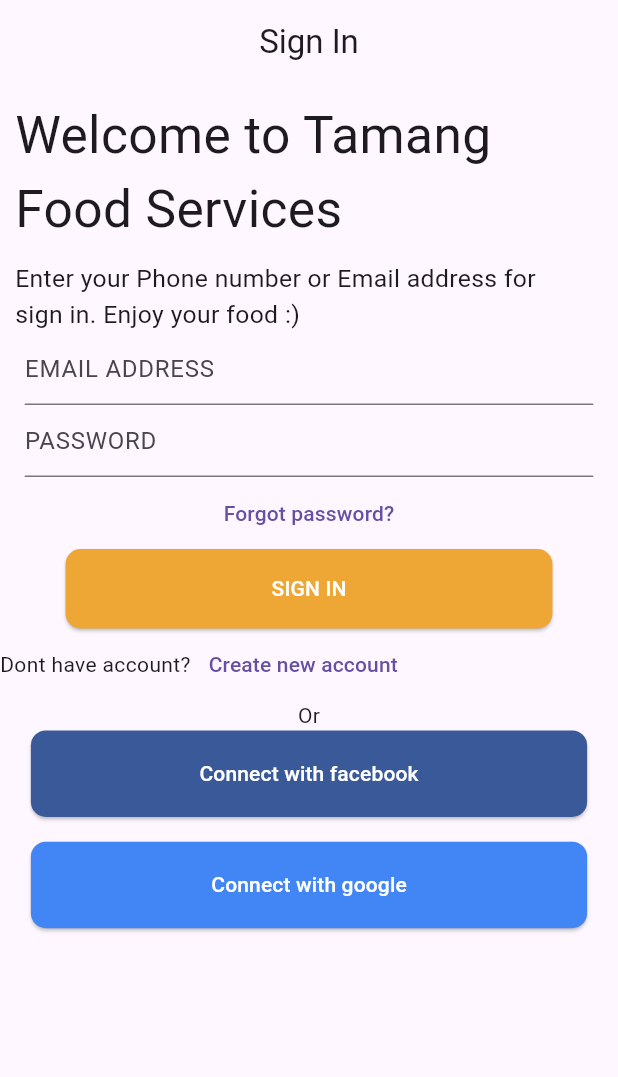
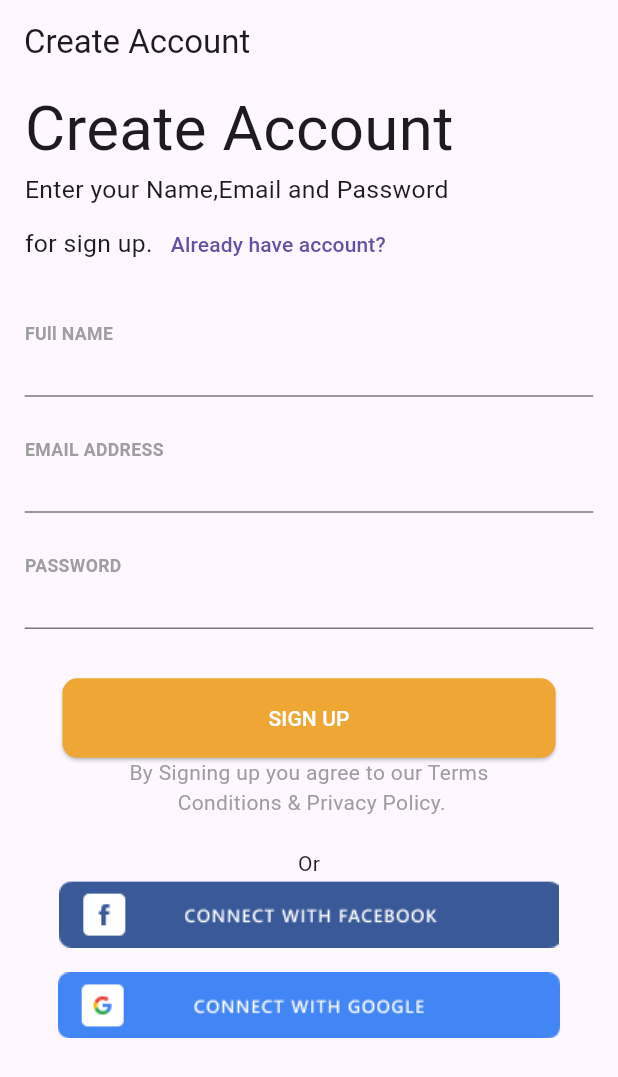
Before and after one commit to happy-initcoder/restaurantApp, a Flutter app: the screen it shows after launch, on a phone screen of 412 x 824 dp. Shown: the top 1077 px of the screen. Run offline on Flutter 3.47's test engine with Material 2 defaults, Android fonts, the phone set to English and light mode, and no system bars; our stand-ins replace flutter_signin_button, google_fonts.

Commit message:
create account

```diff
--- a/lib/main.dart
+++ b/lib/main.dart
@@ -1,8 +1,10 @@
 import 'package:flutter/material.dart';
 import 'package:google_fonts/google_fonts.dart';
+import 'package:restaurantapp/screens/createAccount.dart';
 import 'package:restaurantapp/screens/forgetPassword.dart';
 import 'package:restaurantapp/screens/getStartedpage.dart';
 import 'package:restaurantapp/screens/loginScreen.dart';
+import 'package:restaurantapp/screens/phoneNumberScreen.dart';
 import 'package:restaurantapp/screens/resetMessage.dart';
 
 void main() {
@@ -22,7 +24,7 @@ class MyApp extends StatelessWidget {
         textTheme: TextTheme(),
         useMaterial3: true,
       ),
-      home: LoginScreen(),
+      home: CreateAccount(),
     );
   }
 }
--- /dev/null
+++ b/lib/screens/createAccount.dart
@@ -0,0 +1,127 @@
+import 'package:flutter/material.dart';
+
+class CreateAccount extends StatelessWidget {
+  const CreateAccount({super.key});
+
+  @override
+  Widget build(BuildContext context) {
+    var size = MediaQuery.of(context).size;
+    return Scaffold(
+      appBar: AppBar(
+        title: Text('Create Account'),
+      ),
+      body: Padding(
+        padding: EdgeInsets.only(left: size.width / 25, right: size.width / 25),
+        child: Column(
+          crossAxisAlignment: CrossAxisAlignment.start,
+          children: [
+            Text(
+              'Create Account',
+              style: TextStyle(fontSize: size.width / 10),
+            ),
+            Text(
+              'Enter your Name,Email and Password',
+              style: TextStyle(fontSize: size.width / 25),
+            ),
+            Row(
+              children: [
+                Text(
+                  'for sign up.',
+                  style: TextStyle(fontSize: size.width / 25),
+                ),
+                TextButton(
+                  onPressed: () {},
+                  child: Text('Already have account?'),
+                ),
+              ],
+            ),
+            SizedBox(
+              height: size.height / 30,
+            ),
+            Text(
+              'FUll NAME',
+              style: TextStyle(
+                  color: Colors.grey,
+                  fontSize: size.width / 35,
+                  fontWeight: FontWeight.bold),
+            ),
+            SizedBox(height: size.height / 25, child: TextField()),
+            SizedBox(
+              height: size.height / 30,
+            ),
+            Text(
+              'EMAIL ADDRESS',
+              style: TextStyle(
+                  color: Colors.grey,
+                  fontSize: size.width / 35,
+                  fontWeight: FontWeight.bold),
+            ),
+            SizedBox(height: size.height / 25, child: TextField()),
+            SizedBox(
+              height: size.height / 30,
+            ),
+            Text(
+              'PASSWORD',
+              style: TextStyle(
+                  color: Colors.grey,
+                  fontSize: size.width / 35,
+                  fontWeight: FontWeight.bold),
+            ),
+            SizedBox(
+              height: size.height / 25,
+              child: TextField(),
+            ),
+            SizedBox(
+              height: size.height / 25,
+            ),
+            Center(
+              child: ElevatedButton(
+                style: ElevatedButton.styleFrom(
+                  padding: EdgeInsets.symmetric(
+                      horizontal: size.width / 3, vertical: size.height / 50),
+                  shape: RoundedRectangleBorder(
+                    borderRadius: BorderRadius.circular(10.0),
+                  ),
+                  primary: Color.fromRGBO(238, 167, 52, 1),
+                ),
+                onPressed: () {},
+                child: Text(
+                  'SIGN UP',
+                  style: TextStyle(color: Colors.white),
+                ),
+              ),
+            ),
+            Center(
+              child: Text(
+                'By Signing up you agree to our Terms \n Conditions & Privacy Policy.',
+                textAlign: TextAlign.center,
+                style: TextStyle(color: Colors.grey),
+              ),
+            ),
+            SizedBox(
+              height: size.height / 40,
+            ),
+            Center(
+              child: Text('Or'),
+            ),
+            Center(
+              child: InkWell(
+                onTap: () {},
+                child: Image.asset('assets/images/Facebook2.png'),
+              ),
+            ),
+            SizedBox(
+              height: size.height / 50,
+            ),
+            Center(
+              child: InkWell(
+                onTap: () {},
+                child: Image.asset('assets/images/Google.png'),
+              ),
+            )
+          ],
+        ),
+      ),
+    );
+  }
+}
--- a/pubspec.yaml
+++ b/pubspec.yaml
@@ -37,6 +37,7 @@ dependencies:
   cupertino_icons: ^1.0.2
   google_fonts: ^4.0.3
   flutter_signin_button: ^2.0.0
+  country_code_picker: ^3.0.0
 
 dev_dependencies:
   flutter_test:
@@ -68,6 +69,8 @@ flutter:
     - assets/images/Illustrations4.png
     - assets/images/g12.png
     - assets/images/coffee.png
+    - assets/images/Facebook2.png
+    - assets/images/Google.png
   # An image asset can refer to one or more resolution-specific "variants", see
   # https://flutter.dev/assets-and-images/#resolution-aware
 
```
Also changed, not shown: lib/screens/phoneNumberScreen.dart (added, +77 -0 lines), lib/screens/resetMessage.dart (+11 -8 lines), assets/images/Facebook2.png (added), assets/images/Google.png (added), pubspec.lock.
